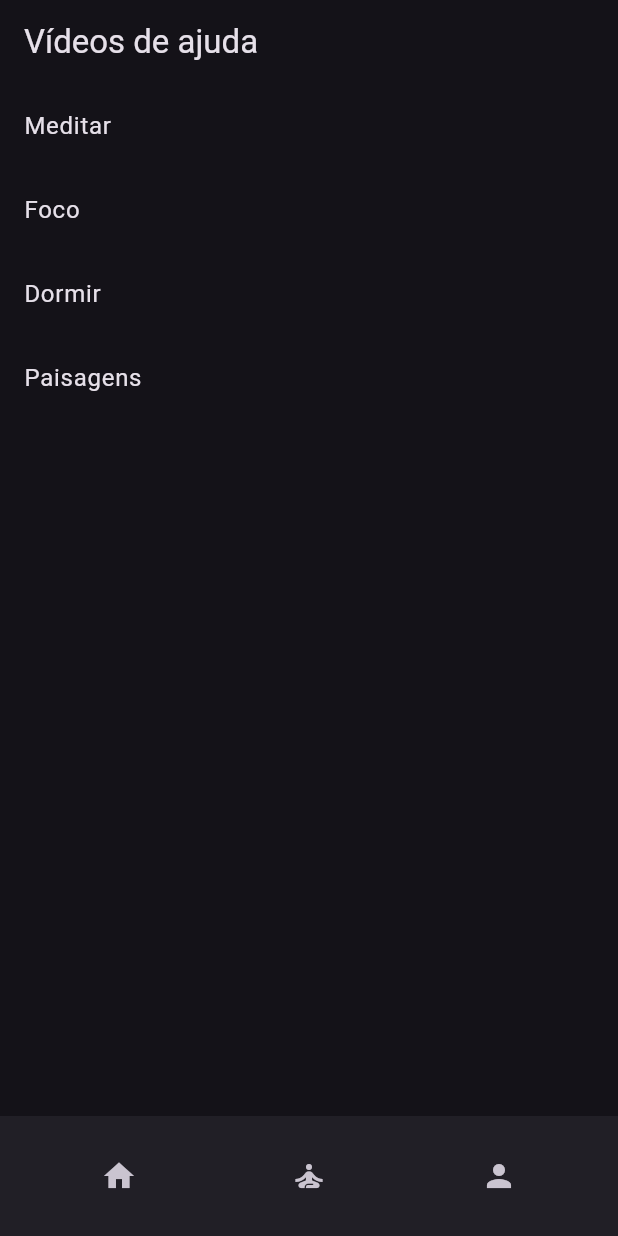
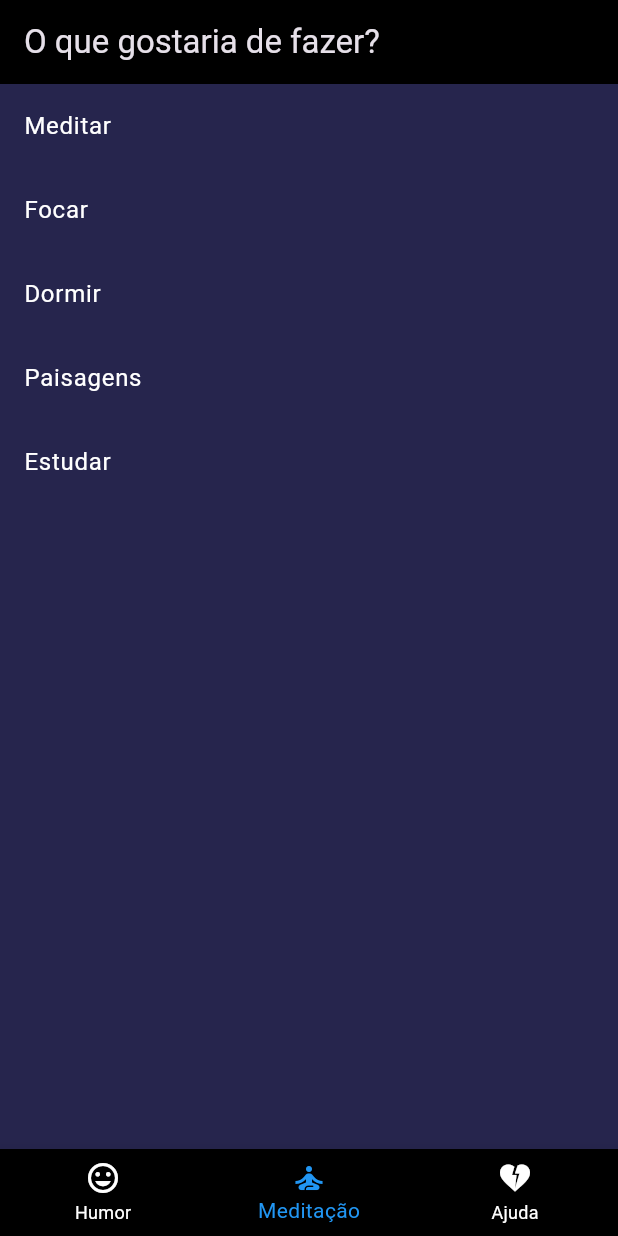
Before and after one commit to luizsaling/saudeMental0.0.3, a Flutter app: the screen it shows after launch, item 2 of the bottom bar chosen, on a phone screen of 412 x 824 dp. Run offline on Flutter 3.47's test engine with Material 3 defaults, Android fonts, the light colour scheme and no system bars; our stand-ins replace sqflite, youtube_player_flutter; accounts and stored records are empty.

Commit message:
FEAT
Inserido animação para transição de telas;
Aplicado plano de fundo roxo e fonte branca;
Aplicado tema na appbar;
Inserido frases motivacionais;
Alterado humor de palavras para emojis;
Inserido vídeo Lofi para estudos;

```diff
--- a/lib/main.dart
+++ b/lib/main.dart
@@ -2,6 +2,7 @@ import 'package:flutter/material.dart';
 import 'package:provider/provider.dart';
 import 'database_helper.dart';
 import 'meditationplayerscreen.dart';
+import 'package:animations/animations.dart';
 import 'dart:math';
 
 void main() {
@@ -34,44 +35,45 @@ class _AppContainerState extends State<AppContainer> {
     PlaceholderScreen(),
   ];
 
+  void _onTabTapped(int index) {
+    setState(() {
+      _currentIndex = index;
+    });
+  }
+
   @override
   Widget build(BuildContext context) {
     return Scaffold(
-      body: IndexedStack(
-        index: _currentIndex,
-        children: _screens,
+      body: PageTransitionSwitcher(
+        duration: Duration(milliseconds: 300),
+        transitionBuilder: (child, animation, secondaryAnimation) =>
+            FadeThroughTransition(
+          animation: animation,
+          secondaryAnimation: secondaryAnimation,
+          child: child,
         ),
-      bottomNavigationBar: BottomAppBar(
-        shape: CircularNotchedRectangle(),
-        child: Row(
-          mainAxisAlignment: MainAxisAlignment.spaceAround,
-          children: <Widget>[
-            IconButton(
-              icon: Icon(Icons.home),
-              onPressed: () {
-                setState(() {
-                  _currentIndex = 0;
-                });
-              },
+        child: _screens[_currentIndex],
       ),
-            IconButton(
+      bottomNavigationBar: BottomNavigationBar(
+        backgroundColor: Colors.black,
+        currentIndex: _currentIndex,
+        onTap: _onTabTapped,
+        selectedItemColor: Colors.blue,
+        unselectedItemColor: Colors.white,
+        items: [
+          BottomNavigationBarItem(
+            icon: Icon(Icons.mood),
+            label: 'Humor',
+          ),
+          BottomNavigationBarItem(
             icon: Icon(Icons.self_improvement),
-              onPressed: () {
-                setState(() {
-                  _currentIndex = 1;
-                });
-              },
+            label: 'Meditação',
           ),
-            IconButton(
-              icon: Icon(Icons.person),
-              onPressed: () {
-                setState(() {
-                  _currentIndex = 2;
-                });
-              },
+          BottomNavigationBarItem(
+            icon: Icon(Icons.heart_broken),
+            label: 'Ajuda',
           ),
         ],
-        ),
       ),
     );
   }
@@ -83,22 +85,24 @@ class MoodTrackerScreen extends StatelessWidget {
     final moodProvider = Provider.of<MoodProvider>(context);
 
     return Scaffold(
+      backgroundColor: Color(0xFF26254D),
       appBar: AppBar(
-        title: Text('Olá! Como esta se sentindo?'),
+        title: Text('Olá! Como está se sentindo?'),
+        backgroundColor: Colors.black,
       ),
       body: Column(
         children: [
           ElevatedButton(
-            onPressed: () => moodProvider.addMood('Feliz'),
-            child: Text('Feliz'),
+            onPressed: () => moodProvider.addMood('😊'),
+            child: Text('😊'),
           ),
           ElevatedButton(
-            onPressed: () => moodProvider.addMood('Triste'),
-            child: Text('Triste'),
+            onPressed: () => moodProvider.addMood('😢'),
+            child: Text('😢'),
           ),
           ElevatedButton(
-            onPressed: () => moodProvider.addMood('Normal'),
-            child: Text('Normal'),
+            onPressed: () => moodProvider.addMood('😐'),
+            child: Text('😐'),
           ),
           Expanded(
             child: FutureBuilder<List<Mood>>(
@@ -167,7 +171,7 @@ class MeditationScreen extends StatelessWidget {
             title: 'Meditar',
             url: 'https://youtu.be/ItO5o9hXf3o?list=RDQMemvGIAV61uI'),
         Meditation(
-            title: 'Foco',
+            title: 'Focar',
             url: 'https://www.youtube.com/watch?v=89l2WJC9LWI&t=19096s'),
         Meditation(
             title: 'Dormir',
@@ -175,24 +179,31 @@ class MeditationScreen extends StatelessWidget {
         Meditation(
             title: 'Paisagens',
             url: 'https://www.youtube.com/watch?v=Y4goaZhNt4k'),
+        Meditation(
+            title: 'Estudar',
+            url: 'https://www.youtube.com/watch?v=n61ULEU7CO0&t=4116s'),
       ];
 
   @override
   Widget build(BuildContext context) {
     return Scaffold(
+      backgroundColor: Color(0xFF26254D),
       appBar: AppBar(
-        title: Text('Vídeos de ajuda'),
+        title: Text('O que gostaria de fazer?'),
+        backgroundColor: Colors.black,
       ),
-      body: Column(
-        mainAxisAlignment: MainAxisAlignment.center,
-        children: [
-          Expanded(
+      body: Center(
+        child: Container(
+          constraints: BoxConstraints(maxWidth: 600),
           child: ListView.builder(
             itemCount: meditations.length,
             itemBuilder: (context, index) {
               final meditation = meditations[index];
               return ListTile(
-                  title: Text(meditation.title),
+                title: Text(
+                  meditation.title,
+                  style: TextStyle(color: Colors.white),
+                ),
                 onTap: () => Navigator.push(
                   context,
                   MaterialPageRoute(
@@ -204,7 +215,6 @@ class MeditationScreen extends StatelessWidget {
             },
           ),
         ),
-        ],
       ),
     );
   }
@@ -222,6 +232,14 @@ class PlaceholderScreenState extends State<PlaceholderScreen> {
     'A persistência é o caminho do êxito.',
     'O sucesso é a soma de pequenos esforços repetidos dia após dia.',
     'Você é mais forte do que imagina.',
+    'Respire fundo, você está mais perto do que imagina.',
+    'Este momento difícil vai passar, e vou sair mais forte.',
+    'Cada dia é uma nova oportunidade para recomeçar.',
+    'O que importa é o progresso, não a perfeição.',
+    'Aceite o que você não pode mudar, e concentre-se no que pode.',
+    'As dificuldades de hoje são os degraus que te levam ao sucesso amanhã.',
+    'Seja gentil consigo mesmo, você está fazendo o melhor que pode.',
+    'Lembre-se: você é mais forte do que pensa e mais corajoso do que imagina.'
   ];
 
   String _displayedText = 'Pressione para sentir-se MELHOR!';
@@ -236,8 +254,10 @@ class PlaceholderScreenState extends State<PlaceholderScreen> {
   @override
   Widget build(BuildContext context) {
     return Scaffold(
+      backgroundColor: Color(0xFF26254D),
       appBar: AppBar(
         title: Text('MOTIVAÇÃO'),
+        backgroundColor: Colors.black,
       ),
       body: Center(
         child: Column(
--- a/pubspec.yaml
+++ b/pubspec.yaml
@@ -9,6 +9,7 @@ environment:
 dependencies:
   flutter:
     sdk: flutter
+  animations: ^2.0.0
   sqflite: ^2.0.0+3
   path_provider: ^2.0.8
   provider: ^6.0.4
```
Also changed, not shown: pubspec.lock. Lines whose indentation alone changed are shown as unchanged.
